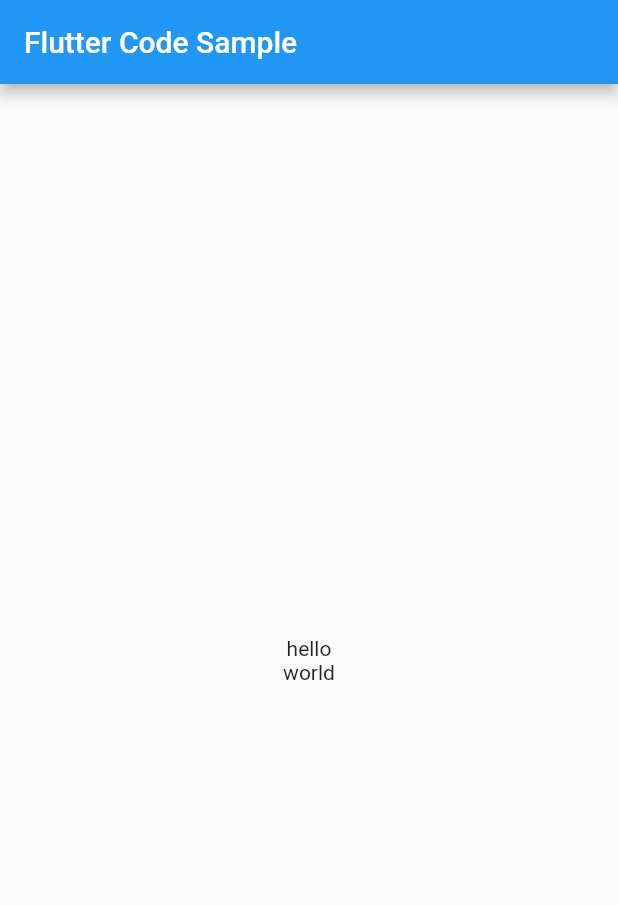
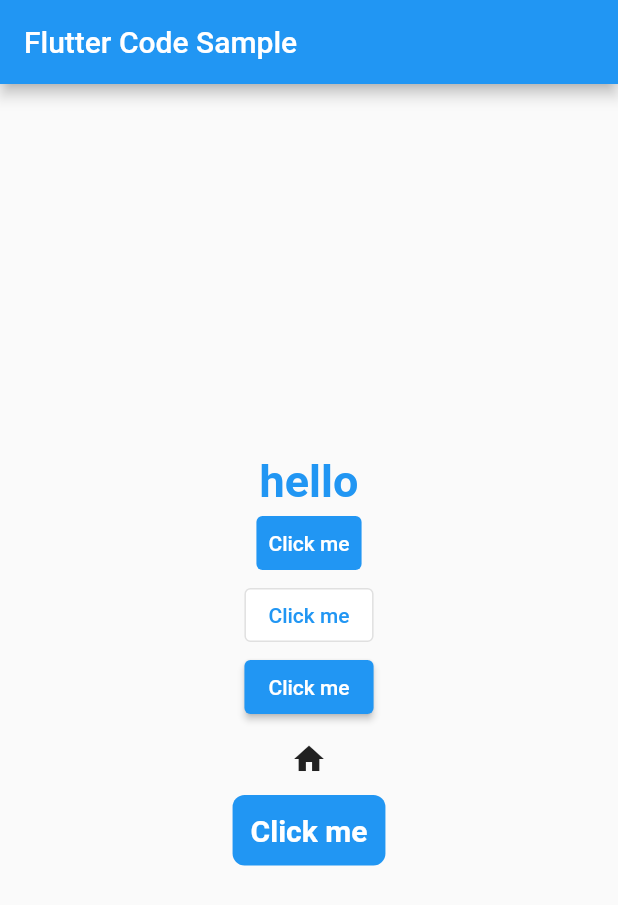
Before and after one commit to wonjangcloud9/dartPractice, a Flutter app: the screen it shows after launch, on a phone screen of 412 x 824 dp. Shown: the top 905 px of the screen. Run offline on Flutter 3.47's test engine with Material 2 defaults, Android fonts, the phone set to English and light mode, and no system bars.

Commit message:
text widget & button widget

```diff
--- a/lib/main.dart
+++ b/lib/main.dart
@@ -13,16 +13,70 @@ class MyApp extends StatelessWidget {
     return MaterialApp(
       title: _title,
       home: Scaffold(
-          appBar: AppBar(title: const Text(_title)),
-          body: SizedBox(
-            width: double.infinity,
-            child: Column(
-                mainAxisAlignment: MainAxisAlignment.center,
-                children: const [
-                  Text("hello"),
-                  Text("world"),
-                ]),
-          )),
+        appBar: AppBar(title: const Text(_title)),
+        body: SizedBox(
+          width: double.infinity,
+          child: Column(
+            mainAxisAlignment: MainAxisAlignment.center,
+            children: [
+              const Text(
+                "hello",
+                style: TextStyle(
+                  fontSize: 30,
+                  fontWeight: FontWeight.bold,
+                  color: Colors.blue,
+                ),
+              ),
+              TextButton(
+                onPressed: () {},
+                style: TextButton.styleFrom(
+                  primary: Colors.white,
+                  backgroundColor: Colors.blue,
+                ),
+                child: const Text("Click me"),
+              ),
+              OutlinedButton(
+                onPressed: () {},
+                style: OutlinedButton.styleFrom(
+                  primary: Colors.blue,
+                  backgroundColor: Colors.white,
+                ),
+                child: const Text("Click me"),
+              ),
+              ElevatedButton(
+                onPressed: () {},
+                style: ElevatedButton.styleFrom(
+                  primary: Colors.blue,
+                  onPrimary: Colors.white,
+                ),
+                child: const Text("Click me"),
+              ),
+              IconButton(
+                onPressed: () {},
+                icon: const Icon(Icons.home),
+              ),
+              GestureDetector(
+                onTap: () {},
+                child: Container(
+                  padding: const EdgeInsets.all(12),
+                  decoration: BoxDecoration(
+                    color: Colors.blue,
+                    borderRadius: BorderRadius.circular(8),
+                  ),
+                  child: const Text(
+                    "Click me",
+                    style: TextStyle(
+                      fontSize: 20,
+                      fontWeight: FontWeight.bold,
+                      color: Colors.white,
+                    ),
+                  ),
+                ),
+              ),
+            ],
+          ),
+        ),
+      ),
     );
   }
 }
```
